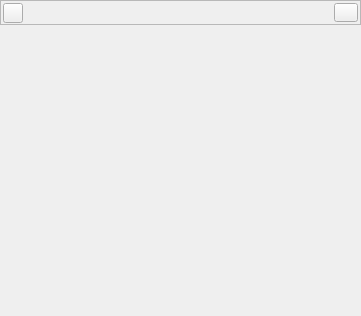
The window that NoobaFE/Forms/FrameViewer.ui (noobavss/NoobaVSS) describes before a commit, drawn with Qt 5.
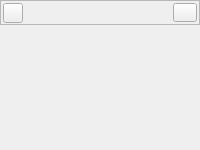
The same window after the commit. Icons and pictures are not drawn. Custom widgets are drawn as their Qt base class.

Commit message: Frame Viewers shown canvas size was too small. in the process of correcting the issue. updates not done properly on resize at present

Patch:
```diff
--- a/NoobaFE/Forms/FrameViewer.ui
+++ b/NoobaFE/Forms/FrameViewer.ui
@@ -6,8 +6,8 @@
    <rect>
     <x>0</x>
     <y>0</y>
-    <width>361</width>
-    <height>316</height>
+    <width>200</width>
+    <height>150</height>
    </rect>
   </property>
   <property name="minimumSize">
@@ -19,7 +19,7 @@
   <property name="windowTitle">
    <string>Form</string>
   </property>
-  <layout class="QVBoxLayout" name="verticalLayout_3" stretch="0,1">
+  <layout class="QVBoxLayout" name="verticalLayout_3" stretch="0,0">
    <property name="spacing">
     <number>0</number>
    </property>
@@ -130,69 +130,41 @@
    <item>
     <widget class="QWidget" name="canvasBorder" native="true">
      <layout class="QVBoxLayout" name="verticalLayout">
-      <property name="spacing">
-       <number>0</number>
-      </property>
-      <property name="leftMargin">
-       <number>0</number>
-      </property>
-      <property name="topMargin">
-       <number>0</number>
-      </property>
-      <property name="rightMargin">
-       <number>0</number>
-      </property>
-      <property name="bottomMargin">
-       <number>0</number>
-      </property>
       <item>
-       <layout class="QGridLayout" name="gridLayout" rowstretch="0,1,0" columnstretch="0,1,0">
-        <item row="1" column="0">
-         <spacer name="horizontalSpacer_2">
-          <property name="orientation">
-           <enum>Qt::Horizontal</enum>
-          </property>
-          <property name="sizeHint" stdset="0">
-           <size>
-            <width>40</width>
-            <height>20</height>
-           </size>
-          </property>
-         </spacer>
-        </item>
-        <item row="2" column="1">
-         <spacer name="verticalSpacer_2">
-          <property name="orientation">
-           <enum>Qt::Vertical</enum>
-          </property>
-          <property name="sizeHint" stdset="0">
-           <size>
-            <width>20</width>
-            <height>40</height>
-           </size>
-          </property>
-         </spacer>
-        </item>
+       <layout class="QGridLayout" name="gridLayout">
         <item row="0" column="1">
-         <spacer name="verticalSpacer">
+         <spacer name="verticalSpacer_2">
           <property name="orientation">
            <enum>Qt::Vertical</enum>
           </property>
           <property name="sizeHint" stdset="0">
            <size>
-            <width>20</width>
-            <height>40</height>
+            <width>0</width>
+            <height>0</height>
+           </size>
+          </property>
+         </spacer>
+        </item>
+        <item row="1" column="0">
+         <spacer name="horizontalSpacer_3">
+          <property name="orientation">
+           <enum>Qt::Horizontal</enum>
+          </property>
+          <property name="sizeType">
+           <enum>QSizePolicy::MinimumExpanding</enum>
+          </property>
+          <property name="sizeHint" stdset="0">
+           <size>
+            <width>0</width>
+            <height>0</height>
            </size>
           </property>
          </spacer>
         </item>
         <item row="1" column="1">
          <widget class="FrameLabel" name="canvas">
-          <property name="sizePolicy">
-           <sizepolicy hsizetype="Maximum" vsizetype="Maximum">
-            <horstretch>0</horstretch>
-            <verstretch>0</verstretch>
-           </sizepolicy>
+          <property name="mouseTracking">
+           <bool>false</bool>
           </property>
           <property name="text">
            <string/>
@@ -200,14 +172,33 @@
          </widget>
         </item>
         <item row="1" column="2">
-         <spacer name="horizontalSpacer_3">
+         <spacer name="horizontalSpacer_2">
           <property name="orientation">
            <enum>Qt::Horizontal</enum>
           </property>
+          <property name="sizeType">
+           <enum>QSizePolicy::MinimumExpanding</enum>
+          </property>
           <property name="sizeHint" stdset="0">
            <size>
-            <width>40</width>
-            <height>20</height>
+            <width>0</width>
+            <height>0</height>
+           </size>
+          </property>
+         </spacer>
+        </item>
+        <item row="2" column="1">
+         <spacer name="verticalSpacer">
+          <property name="orientation">
+           <enum>Qt::Vertical</enum>
+          </property>
+          <property name="sizeType">
+           <enum>QSizePolicy::Expanding</enum>
+          </property>
+          <property name="sizeHint" stdset="0">
+           <size>
+            <width>0</width>
+            <height>0</height>
            </size>
           </property>
          </spacer>
```
Left out of the diff: 3 changed lines with no effect on the pictures. The commit also changes 4 other files.
